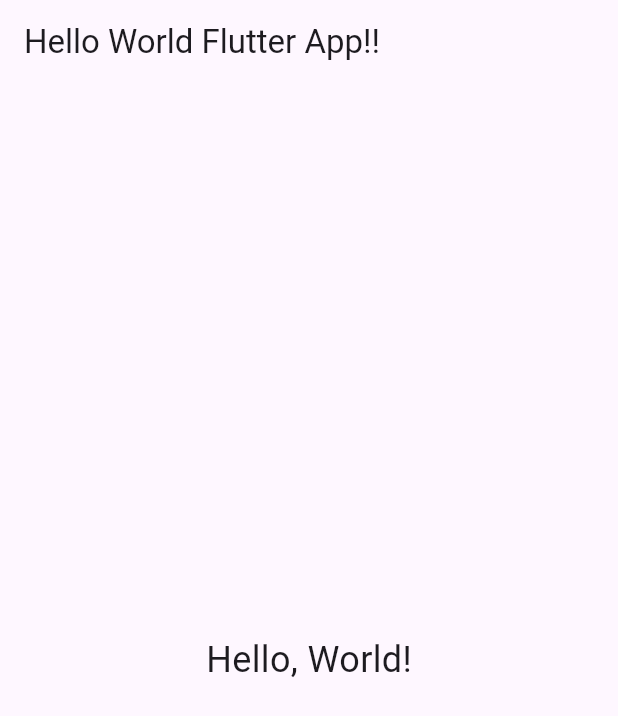
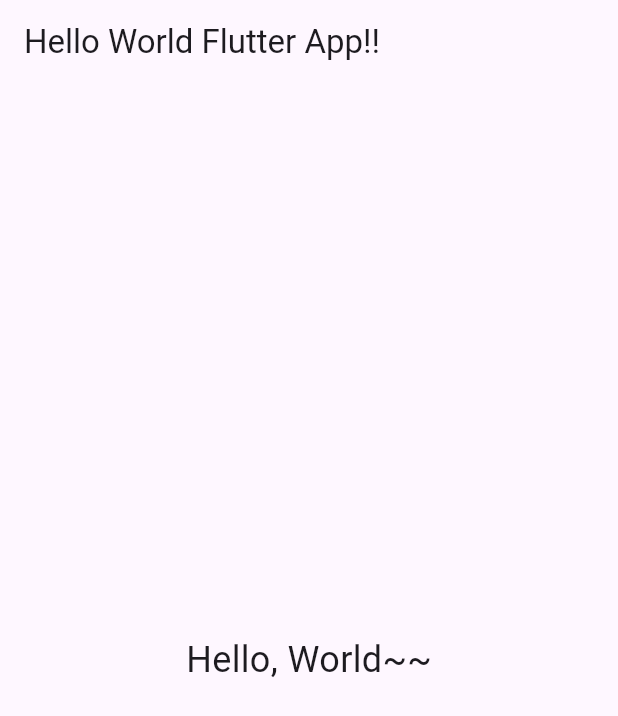
Before and after one commit to milochen0418/dart-bff-gpt-example, a Flutter app: the screen it shows after launch, on a phone screen of 412 x 824 dp. Shown: the top 716 px of the screen. Run offline on Flutter 3.47's test engine with Material 3 defaults, Android fonts, the phone set to English and light mode, and no system bars.

```diff
--- a/client/termproj/lib/main.dart
+++ b/client/termproj/lib/main.dart
@@ -15,7 +15,7 @@ class MyApp extends StatelessWidget {
         ),
         body: Center(
           child: Text(
-            'Hello, World!',
+            'Hello, World~~',
             style: TextStyle(fontSize: 24),
           ),
         ),
```
Also changed, not shown: 1 other file.
